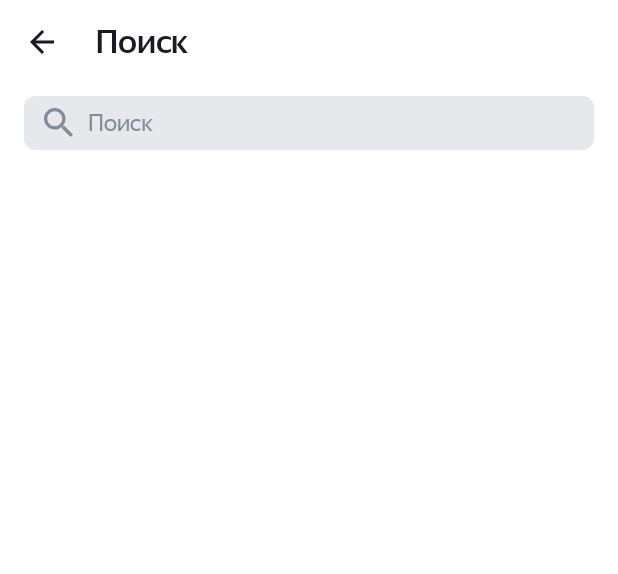
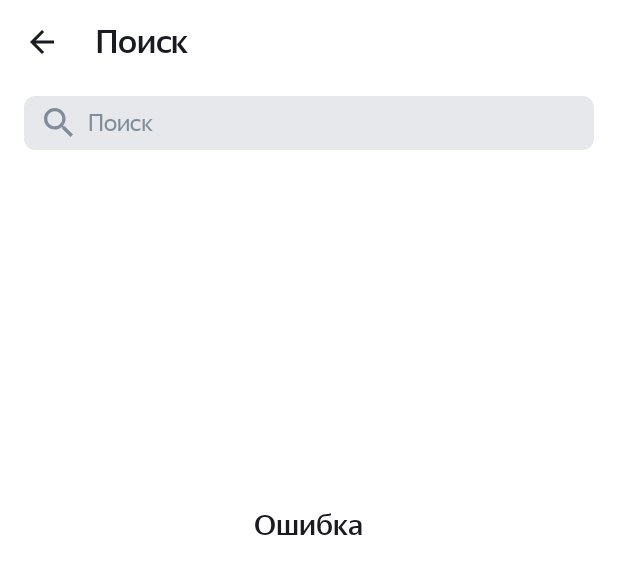
Before and after one commit to AndreiSharov89/PlaylistMaker, an Android app: the layout activity_search.xml on its own in the app's theme, with its tools: preview values and no code run, on a phone screen of 412 x 824 dp. Shown: the top 574 px of the screen. Run offline under Robolectric (Android 15) with nearby library versions, the phone set to English and light mode, and no system bars.

```diff
--- a/app/build.gradle.kts
+++ b/app/build.gradle.kts
@@ -48,4 +48,8 @@ dependencies {
     implementation(libs.material)
     implementation(libs.glide)
     annotationProcessor(libs.glide.compiler)
+    implementation(libs.gson)
+    implementation(libs.converter.gson)
+    implementation(libs.retrofit)
+
 }
--- a/app/src/main/java/com/example/playlistmaker/Track.kt
+++ b/app/src/main/java/com/example/playlistmaker/Track.kt
@@ -3,6 +3,6 @@ package com.example.playlistmaker
 data class Track (
     val trackName: String,
     val artistName: String,
-    val trackTime: String,
+    val trackTimeMillis: Int,
     val artworkUrl100: String
     )
--- /dev/null
+++ b/app/src/main/java/com/example/playlistmaker/TrackResponse.kt
@@ -0,0 +1,6 @@
+package com.example.playlistmaker
+
+
+data class TrackResponse(val searchType: String,
+                         val expression: String,
+                         val results: List<Track>)
--- a/app/src/main/res/layout/activity_search.xml
+++ b/app/src/main/res/layout/activity_search.xml
@@ -48,9 +48,11 @@
                 android:drawableTint="@color/text_gray"
                 android:fontFamily="@font/ys_display_regular"
                 android:hint="@string/search"
+                android:imeOptions="actionDone"
                 android:inputType="text"
                 android:maxLines="1"
                 android:paddingStart="13dp"
+                android:singleLine="true"
                 android:textColor="@color/YP_black"
                 android:textColorHint="@color/text_gray"
                 android:textCursorDrawable="@drawable/edit_text_cursor"
@@ -69,6 +71,8 @@
                 android:visibility="gone"
                 app:tint="@color/text_gray" />
         </LinearLayout>
+
+
     </LinearLayout>
 
     <androidx.recyclerview.widget.RecyclerView
@@ -80,4 +84,36 @@
         app:layoutManager="androidx.recyclerview.widget.LinearLayoutManager"
         tools:itemCount="5"
         tools:listitem="@layout/track_view" />
+
+    <ImageView
+        android:id="@+id/iv_Error"
+        android:layout_width="@dimen/dp_120"
+        android:layout_height="@dimen/dp_120"
+        android:layout_gravity="center"
+        android:layout_marginTop="102dp"
+        android:visibility="invisible" />
+
+    <TextView
+        android:id="@+id/tv_Error"
+        android:layout_width="wrap_content"
+        android:layout_height="wrap_content"
+        android:layout_gravity="center"
+        android:layout_marginStart="@dimen/dp_24"
+        android:layout_marginTop="@dimen/dp_16"
+        android:layout_marginEnd="@dimen/dp_24"
+        android:fontFamily="@font/ys_display_medium"
+        android:textAlignment="center"
+        android:textColor="@color/text_black"
+        android:textFontWeight="400"
+        android:textSize="@dimen/sp_19"
+        tools:text="Ошибка" />
+
+    <Button
+        android:id="@+id/btn_refresh"
+        style="@style/RefreshButtonStyle"
+        android:layout_gravity="center"
+        android:layout_marginTop="@dimen/dp_24"
+        android:text="@string/refresh"
+        android:visibility="invisible" />
+
 </LinearLayout>
--- a/app/src/main/res/values/dimens.xml
+++ b/app/src/main/res/values/dimens.xml
@@ -2,18 +2,24 @@
 <resources>
     <dimen name="dp_2">4dp</dimen>
     <dimen name="dp_4">4dp</dimen>
+    <dimen name="dp_6">8dp</dimen>
     <dimen name="dp_8">8dp</dimen>
+    <dimen name="dp_10">10dp</dimen>
     <dimen name="sp_11">11sp</dimen>
     <dimen name="dp_12">12dp</dimen>
     <dimen name="dp_14">14dp</dimen>
+    <dimen name="sp_14">14sp</dimen>
     <dimen name="dp_16">16dp</dimen>
     <dimen name="sp_16">16sp</dimen>
+    <dimen name="sp_19">19sp</dimen>
     <dimen name="sp_22">22sp</dimen>
     <dimen name="dp_24">24dp</dimen>
     <dimen name="dp_40">40dp</dimen>
     <dimen name="dp_44">44dp</dimen>
     <dimen name="dp_48">48dp</dimen>
+    <dimen name="dp_54">54dp</dimen>
     <dimen name="dp_56">56dp</dimen>
     <dimen name="dp_60">60dp</dimen>
     <dimen name="dp_61">61dp</dimen>
+    <dimen name="dp_120">120dp</dimen>
 </resources>
--- a/app/src/main/res/values/strings.xml
+++ b/app/src/main/res/values/strings.xml
@@ -12,4 +12,7 @@
     <string name="support_subj">Сообщение разработчикам и разработчицам приложения Playlist Maker</string>
     <string name="support_text">Спасибо разработчикам и разработчицам за крутое приложение!</string>
     <string name="eula_url">https://yandex.ru/legal/practicum_offer/</string>
+    <string name="nothing_found">Ничего не нашлось</string>
+    <string name="no_internet">Проблемы со связью\n\nЗагрузка не удалась. Проверьте подключение к интернету</string>
+    <string name="refresh">Обновить</string>
 </resources>
--- a/app/src/main/res/values/styles.xml
+++ b/app/src/main/res/values/styles.xml
@@ -66,7 +66,6 @@
         <item name="android:theme">@style/Theme.PlaylistMaker</item>
     </style>
 
-
     <style name="ImageSettings">
         <item name="android:layout_width">@dimen/dp_24</item>
         <item name="android:layout_height">@dimen/dp_24</item>
@@ -101,4 +100,18 @@
         <item name="android:theme">@style/Theme.PlaylistMaker</item>
     </style>
 
+    <style name="RefreshButtonStyle" parent="Widget.MaterialComponents.Button.UnelevatedButton">
+        <item name="android:layout_width">wrap_content</item>
+        <item name="android:layout_height">wrap_content</item>
+        <item name="android:textSize">@dimen/sp_14</item>
+        <item name="android:textAllCaps">false</item>
+        <item name="android:padding">@dimen/dp_4</item>
+        <item name="android:paddingStart">@dimen/dp_6</item>
+        <item name="android:paddingEnd">@dimen/dp_8</item>
+        <item name="android:fontFamily">@font/ys_display_medium</item>
+        <item name="android:textFontWeight">500</item>
+        <item name="android:backgroundTint">@color/text_black</item>
+        <item name="android:textColor">@color/text_white</item>
+        <item name="cornerRadius">@dimen/dp_54</item>
+    </style>
 </resources>
--- a/gradle/libs.versions.toml
+++ b/gradle/libs.versions.toml
@@ -10,6 +10,9 @@ material = "1.10.0"
 activity = "1.8.0"
 constraintlayout = "2.1.4"
 glide = "4.14.2"
+gson = "2.11.0"
+retrofit = "2.9.0"
+
 
 [libraries]
 androidx-core-ktx = { group = "androidx.core", name = "core-ktx", version.ref = "coreKtx" }
@@ -22,6 +25,9 @@ androidx-activity = { group = "androidx.activity", name = "activity", version.re
 androidx-constraintlayout = { group = "androidx.constraintlayout", name = "constraintlayout", version.ref = "constraintlayout" }
 glide = { group = "com.github.bumptech.glide", name = "glide", version.ref = "glide" }
 glide-compiler = { group = "com.github.bumptech.glide", name = "compiler", version.ref = "glide" }
+gson = { group = "com.google.code.gson", name = "gson", version.ref = "gson"}
+retrofit = {group = "com.squareup.retrofit2", name = "retrofit", version.ref = "retrofit"}
+converter-gson = {group = "com.squareup.retrofit2", name = "converter-gson", version.ref = "retrofit"}
 
 [plugins]
 android-application = { id = "com.android.application", version.ref = "agp" }
```
Also changed, not shown: app/src/main/java/com/example/playlistmaker/ItunesApi.kt (added, +10 -0 lines), app/src/main/java/com/example/playlistmaker/SearchActivity.kt (+101 -21 lines), app/src/main/java/com/example/playlistmaker/TrackViewHolder.kt (+5 -2 lines), app/src/main/res/drawable/image_no_internet.xml (added, +20 -0 lines), app/src/main/res/drawable/image_nothing_found.xml (added, +20 -0 lines).
